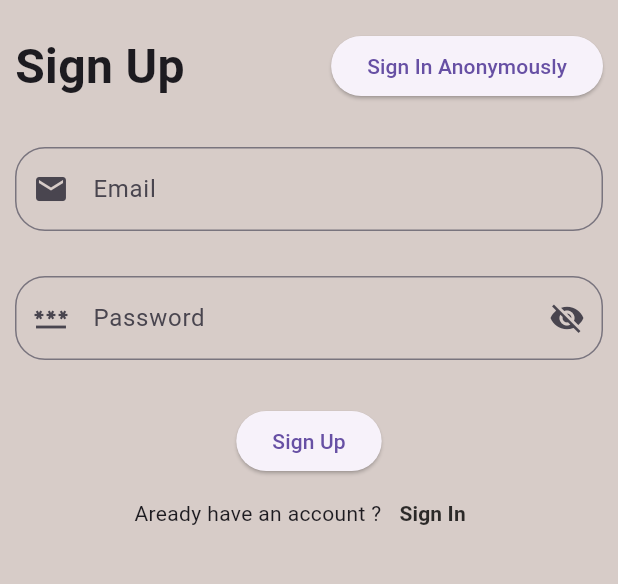
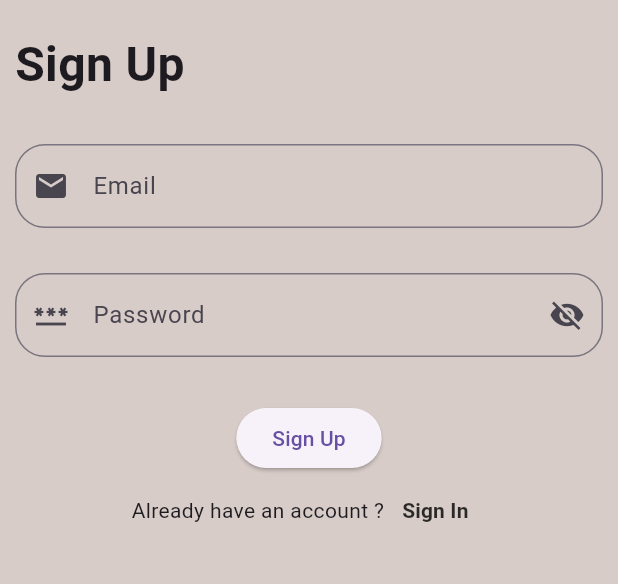
Before and after one commit to fadyashraf89/brew-crew, a Flutter app: the screen it shows after launch, after a tap on "Sign In", after a tap on "Register Now", on a phone screen of 412 x 824 dp, the part 84-668 px from its top. Run offline on Flutter 3.47's test engine with Material 3 defaults, Android fonts, the phone set to English and light mode, and no system bars; our stand-ins replace cloud_firestore, firebase_auth, firebase_core; accounts and stored records are empty.

Commit message:
Latest Update

```diff
--- /dev/null
+++ b/lib/Models/Brew.dart
@@ -0,0 +1,6 @@
+class Brew {
+  final String name, sugar;
+  final int strength;
+
+  Brew({required this.name, required this.sugar, required this.strength});
+}
--- a/lib/Screens/Authentication/SignIn.dart
+++ b/lib/Screens/Authentication/SignIn.dart
@@ -1,11 +1,10 @@
 import 'package:brew_crew/Screens/Home/HomeScreen.dart';
 import 'package:brew_crew/Services/auth.dart';
-import 'package:firebase_auth/firebase_auth.dart';
 import 'package:flutter/material.dart';
-import 'package:flutter/rendering.dart';
 
 import '../../Widgets/MyAppBar.dart';
 import 'SignUp.dart';
+
 class SignInPage extends StatefulWidget {
   const SignInPage({super.key});
 
@@ -21,6 +20,7 @@ class _SignInPageState extends State<SignInPage> {
   TextEditingController emailController = TextEditingController();
   TextEditingController passwordController = TextEditingController();
   final formKey = GlobalKey<FormState>();
+
   @override
   Widget build(BuildContext context) {
     return Scaffold(
@@ -32,27 +32,12 @@ class _SignInPageState extends State<SignInPage> {
           child: Column(
             crossAxisAlignment: CrossAxisAlignment.start,
             children: [
-              Row(
+              const Row(
                 mainAxisAlignment: MainAxisAlignment.spaceBetween,
                 children: [
-                  Text("Sign In",style: TextStyle(
-                    fontWeight: FontWeight.bold,
-                    fontSize: 32
-                  ),),
-                  Container(
-                    child: ElevatedButton(
-                      onPressed: () async {
-                        AuthService authService = AuthService();
-                        User? user = await authService.signInAnonymously();
-                        if (user != null) {
-                          print("Successfully signed in anonymously with UID: ${user.uid}");
-                          print (authService.CreateUserFromFirebaseUser(user));
-                        } else {
-                          print("Failed to sign in anonymously.");
-                        }
-                      },
-                      child: const Text("Sign In Anonymously"),
-                    ),
+                  Text(
+                    "Sign In",
+                    style: TextStyle(fontWeight: FontWeight.bold, fontSize: 32),
                   ),
                 ],
               ),
@@ -76,11 +61,12 @@ class _SignInPageState extends State<SignInPage> {
                         prefixIcon: const Icon(Icons.email),
                         border: OutlineInputBorder(
                             borderRadius: BorderRadius.circular(20),
-                            borderSide:
-                            BorderSide(color: Colors.black.withOpacity(0.5))),
+                            borderSide: BorderSide(
+                                color: Colors.black.withOpacity(0.5))),
                         focusedBorder: OutlineInputBorder(
                             borderRadius: BorderRadius.circular(20),
-                            borderSide: const BorderSide(color: Colors.black, width: 2)),
+                            borderSide: const BorderSide(
+                                color: Colors.black, width: 2)),
                       ),
                     ),
                     const SizedBox(
@@ -113,11 +99,12 @@ class _SignInPageState extends State<SignInPage> {
                         ),
                         border: OutlineInputBorder(
                             borderRadius: BorderRadius.circular(20),
-                            borderSide:
-                            BorderSide(color: Colors.black.withOpacity(0.5))),
+                            borderSide: BorderSide(
+                                color: Colors.black.withOpacity(0.5))),
                         focusedBorder: OutlineInputBorder(
                             borderRadius: BorderRadius.circular(20),
-                            borderSide: const BorderSide(color: Colors.black, width: 2)),
+                            borderSide: const BorderSide(
+                                color: Colors.black, width: 2)),
                       ),
                     ),
                     const SizedBox(
@@ -127,43 +114,56 @@ class _SignInPageState extends State<SignInPage> {
                       onPressed: () async {
                         if (formKey.currentState!.validate()) {
                           dynamic result = await _authService.SignInWithEmailAndPassword(
-                              emailController.text, passwordController.text);
+                            emailController.text,
+                            passwordController.text,
+                          );
 
                           if (result == null) {
-                            // Show error message to the user (e.g., using a SnackBar)
+                            // Incorrect sign-in
                             ScaffoldMessenger.of(context).showSnackBar(
-                              SnackBar(content: Text('Error signing in')),
+                              const SnackBar(
+                                content: Text('Error signing in'),
+                                backgroundColor: Colors.red, // Red for error
+                              ),
                             );
                           } else {
+                            // Correct sign-in
+                            ScaffoldMessenger.of(context).showSnackBar(
+                              const SnackBar(
+                                content: Text('Sign-in successful'),
+                                backgroundColor: Colors.green, // Green for success
+                              ),
+                            );
                             Navigator.push(
                               context,
                               MaterialPageRoute(
-                                builder: (context) =>
-                                const HomeScreen(), // Pass the email to home screen
+                                builder: (context) => const HomeScreen(),
                               ),
                             );
                           }
                         }
                       },
-                      child: Text("Sign In"),
-                    ),
-                    Row(
+                      child: const Text("Sign In"),
+                    ),                    Row(
                       mainAxisAlignment: MainAxisAlignment.center,
                       children: [
                         const Text("Don't have an account ?"),
                         TextButton(
-                          onPressed: (){
+                          onPressed: () {
                             Navigator.push(
                               context,
                               MaterialPageRoute(
                                 builder: (context) =>
-                                const SignUpPage(), // Pass the email to home screen
+                                    const SignUpPage(), // Pass the email to home screen
                               ),
                             );
-                          }, child: Text("Register Now", style: TextStyle(
-                            color: Colors.black.withOpacity(0.8),
-                            fontWeight: FontWeight.bold
-                        ),),
+                          },
+                          child: Text(
+                            "Register Now",
+                            style: TextStyle(
+                                color: Colors.black.withOpacity(0.8),
+                                fontWeight: FontWeight.bold),
+                          ),
                         )
                       ],
                     )
@@ -176,6 +176,4 @@ class _SignInPageState extends State<SignInPage> {
       ),
     );
   }
-
-
 }
--- a/lib/Screens/Authentication/SignUp.dart
+++ b/lib/Screens/Authentication/SignUp.dart
@@ -2,10 +2,10 @@ import 'package:brew_crew/Screens/Home/HomeScreen.dart';
 import 'package:brew_crew/Services/auth.dart';
 import 'package:firebase_auth/firebase_auth.dart';
 import 'package:flutter/material.dart';
-import 'package:flutter/rendering.dart';
 
 import '../../Widgets/MyAppBar.dart';
 import 'SignIn.dart';
+
 class SignUpPage extends StatefulWidget {
   const SignUpPage({super.key});
 
@@ -21,6 +21,7 @@ class _SignUpPageState extends State<SignUpPage> {
   TextEditingController emailController = TextEditingController();
   TextEditingController passwordController = TextEditingController();
   final formKey = GlobalKey<FormState>();
+
   @override
   Widget build(BuildContext context) {
     return Scaffold(
@@ -32,27 +33,12 @@ class _SignUpPageState extends State<SignUpPage> {
           child: Column(
             crossAxisAlignment: CrossAxisAlignment.start,
             children: [
-              Row(
+              const Row(
                 mainAxisAlignment: MainAxisAlignment.spaceBetween,
                 children: [
-                  Text("Sign Up",style: TextStyle(
-                      fontWeight: FontWeight.bold,
-                      fontSize: 32
-                  ),),
-                  Container(
-                    child: ElevatedButton(
-                      onPressed: () async {
-                        AuthService authService = AuthService();
-                        User? user = await authService.signInAnonymously();
-                        if (user != null) {
-                          print("Successfully signed in anonymously with UID: ${user.uid}");
-                          print (authService.CreateUserFromFirebaseUser(user));
-                        } else {
-                          print("Failed to sign in anonymously.");
-                        }
-                      },
-                      child: const Text("Sign In Anonymously"),
-                    ),
+                  Text(
+                    "Sign Up",
+                    style: TextStyle(fontWeight: FontWeight.bold, fontSize: 32),
                   ),
                 ],
               ),
@@ -76,11 +62,12 @@ class _SignUpPageState extends State<SignUpPage> {
                         prefixIcon: const Icon(Icons.email),
                         border: OutlineInputBorder(
                             borderRadius: BorderRadius.circular(20),
-                            borderSide:
-                            BorderSide(color: Colors.black.withOpacity(0.5))),
+                            borderSide: BorderSide(
+                                color: Colors.black.withOpacity(0.5))),
                         focusedBorder: OutlineInputBorder(
                             borderRadius: BorderRadius.circular(20),
-                            borderSide: const BorderSide(color: Colors.black, width: 2)),
+                            borderSide: const BorderSide(
+                                color: Colors.black, width: 2)),
                       ),
                     ),
                     const SizedBox(
@@ -113,11 +100,12 @@ class _SignUpPageState extends State<SignUpPage> {
                         ),
                         border: OutlineInputBorder(
                             borderRadius: BorderRadius.circular(20),
-                            borderSide:
-                            BorderSide(color: Colors.black.withOpacity(0.5))),
+                            borderSide: BorderSide(
+                                color: Colors.black.withOpacity(0.5))),
                         focusedBorder: OutlineInputBorder(
                             borderRadius: BorderRadius.circular(20),
-                            borderSide: const BorderSide(color: Colors.black, width: 2)),
+                            borderSide: const BorderSide(
+                                color: Colors.black, width: 2)),
                       ),
                     ),
                     const SizedBox(
@@ -126,33 +114,36 @@ class _SignUpPageState extends State<SignUpPage> {
                     ElevatedButton(
                       onPressed: () async {
                         if (formKey.currentState!.validate()) {
+                          try {
                             dynamic result = await _authService.registerWithEmailAndPassword(
                                 emailController.text, passwordController.text);
-
-                          if (result == null) {
-                            // Show error message to the user (e.g., using a SnackBar)
-                            ScaffoldMessenger.of(context).showSnackBar(
-                              SnackBar(content: Text('Error signing up')),
-                            );
-                          } else {
+                            if (result != null) {
                               Navigator.push(
                                 context,
                                 MaterialPageRoute(
-                                builder: (context) =>
-                                const HomeScreen(), // Pass the email to home screen
+                                  builder: (context) => const HomeScreen(),
                                 ),
+                              );
+                            }
+                          } on FirebaseAuthException catch (e) {
+                            ScaffoldMessenger.of(context).showSnackBar(
+                              SnackBar(content: Text(e.message ?? 'Error signing up')),
+                            );
+                          } catch (e) {
+                            ScaffoldMessenger.of(context).showSnackBar(
+                              SnackBar(content: Text('Error signing up: ${e.toString()}')),
                             );
                           }
                         }
                       },
-                      child: Text("Sign Up"),
+                      child: const Text("Sign Up"),
                     ),
                     Row(
                       mainAxisAlignment: MainAxisAlignment.center,
                       children: [
-                        const Text("Aready have an account ?"),
+                        const Text("Already have an account ?"),
                         TextButton(
-                          onPressed: (){
+                          onPressed: () {
                             Navigator.push(
                               context,
                               MaterialPageRoute(
@@ -160,14 +151,16 @@ class _SignUpPageState extends State<SignUpPage> {
                                     const SignInPage(), // Pass the email to home screen
                               ),
                             );
-                          }, child: Text("Sign In", style: TextStyle(
+                          },
+                          child: Text(
+                            "Sign In",
+                            style: TextStyle(
                                 color: Colors.black.withOpacity(0.8),
-                            fontWeight: FontWeight.bold
-                        ),),
+                                fontWeight: FontWeight.bold),
+                          ),
                         )
                       ],
                     )
-
                   ],
                 ),
               )
@@ -177,6 +170,4 @@ class _SignUpPageState extends State<SignUpPage> {
       ),
     );
   }
-
-
 }
--- a/lib/Screens/Wrapper.dart
+++ b/lib/Screens/Wrapper.dart
@@ -1,7 +1,7 @@
+import 'package:brew_crew/Models/User.dart';
 import 'package:brew_crew/Screens/Home/HomeScreen.dart';
 import 'package:flutter/material.dart';
 import 'package:provider/provider.dart';
-import 'package:brew_crew/Models/User.dart';
 
 import 'Authentication/SignIn.dart';
 
@@ -15,9 +15,9 @@ class Wrapper extends StatelessWidget {
 
     // return either Home or Authenticate widget
     if (user == null) {
-      return SignInPage();
+      return const SignInPage();
     } else {
-      return HomeScreen();
+      return const HomeScreen();
     }
   }
 }
--- a/lib/Widgets/MyAppBar.dart
+++ b/lib/Widgets/MyAppBar.dart
@@ -1,12 +1,11 @@
 import 'package:flutter/material.dart';
+
 AppBar buildAppBar() {
   return AppBar(
     backgroundColor: Colors.brown[400],
     automaticallyImplyLeading: false,
     elevation: 0.0,
-    title: Text("Brew Crew", style: TextStyle(
-        color: Colors.white,
-        fontWeight: FontWeight.bold
-    )),
+    title: const Text("Brew Crew",
+        style: TextStyle(color: Colors.white, fontWeight: FontWeight.bold)),
   );
 }
--- a/lib/main.dart
+++ b/lib/main.dart
@@ -1,12 +1,11 @@
-import 'package:brew_crew/Screens/Home/HomeScreen.dart';
+import 'package:brew_crew/Models/User.dart'; // Import your UserData model
 import 'package:brew_crew/Screens/Wrapper.dart';
+import 'package:brew_crew/Services/auth.dart'; // Import your AuthService
+import 'package:firebase_core/firebase_core.dart';
 import 'package:flutter/material.dart';
-import 'package:firebase_core/firebase_core.dart';
+import 'package:provider/provider.dart'; // Import provider
+
 import 'firebase_options.dart';
-import 'package:provider/provider.dart'; // Import provider
-import 'package:brew_crew/Services/auth.dart'; // Import your AuthService
-import 'package:brew_crew/Models/User.dart'; // Import your UserData model
-
 
 void main() async {
   WidgetsFlutterBinding.ensureInitialized();
@@ -24,7 +23,7 @@ class BrewCrew extends StatelessWidget {
     return StreamProvider<UserData?>(
       create: (_) => AuthService().MyUser, // Use 'create' instead of 'value'
       initialData: null,
-      child: MaterialApp(
+      child: const MaterialApp(
         debugShowCheckedModeBanner: false,
         home: Wrapper(),
       ),
--- a/pubspec.yaml
+++ b/pubspec.yaml
@@ -63,9 +63,8 @@ flutter:
   uses-material-design: true
 
   # To add assets to your application, add an assets section, like this:
-  # assets:
-  #   - images/a_dot_burr.jpeg
-  #   - images/a_dot_ham.jpeg
+  assets:
+   - assets/images/
 
   # An image asset can refer to one or more resolution-specific "variants", see
   # https://flutter.dev/assets-and-images/#resolution-aware
```
Also changed, not shown: lib/Models/DataOfUser.dart (added, +10 -0 lines), lib/Screens/Home/HomeScreen.dart (+77 -13 lines), lib/Services/auth.dart (+34 -14 lines), lib/Services/database.dart (+50 -2 lines), lib/Widgets/BrewList.dart (added, +25 -0 lines), lib/Widgets/BrewTile.dart (added, +27 -0 lines), lib/Widgets/SettingsForm.dart (added, +150 -0 lines), assets/images/coffee_bg.png (added), assets/images/coffee_icon.png (added), lib/Models/User.dart (line endings or trailing spaces). Lines whose indentation alone changed are shown as unchanged.
